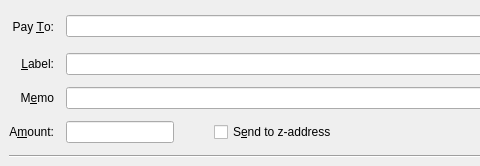
Above: src/qt/forms/sendzcoinsentry.ui from wo01/koto before the change; both pictures show x 0 to 480 and y 0 to 166 of the 729 by 166 pixel window. Below: the same form after it.
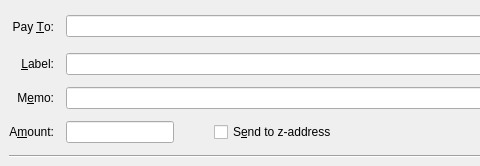
That is the form after the change. Icons and pictures are not drawn. Custom widgets are drawn as their Qt base class.

The edit to the form file:
```diff
--- a/src/qt/forms/sendzcoinsentry.ui
+++ b/src/qt/forms/sendzcoinsentry.ui
@@ -172,7 +172,7 @@
     <item row="2" column="0">
      <widget class="QLabel" name="memoLabel">
       <property name="text">
-       <string>M&amp;emo</string>
+       <string>M&amp;emo:</string>
       </property>
       <property name="alignment">
        <set>Qt::AlignRight|Qt::AlignTrailing|Qt::AlignVCenter</set>
```
